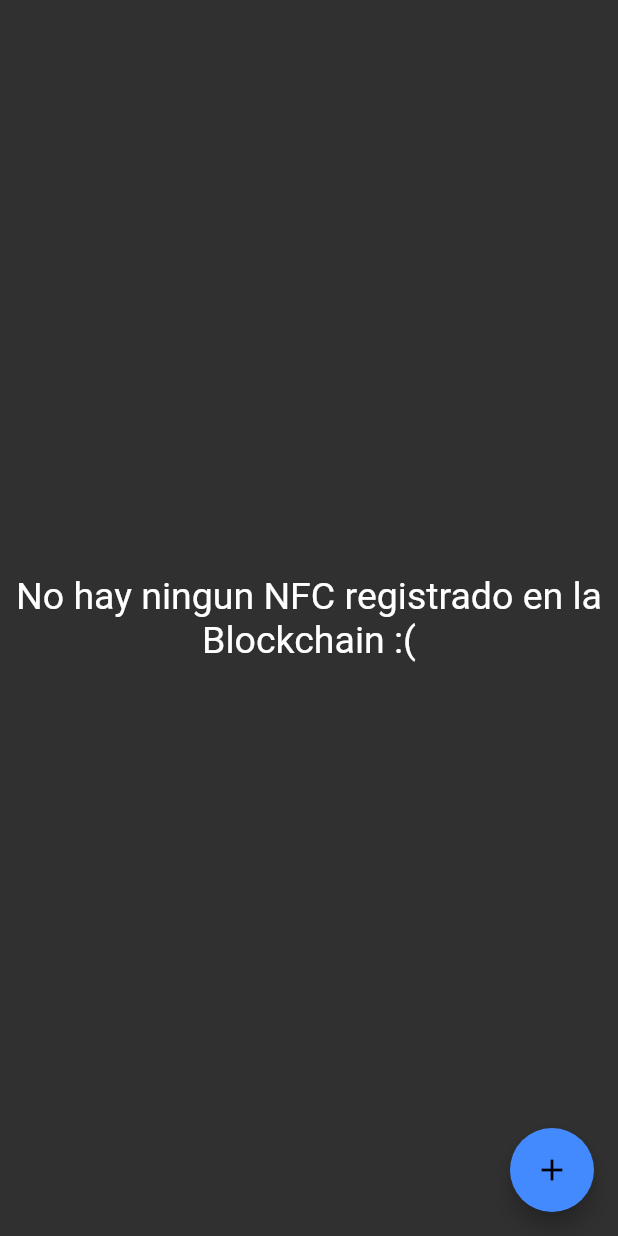
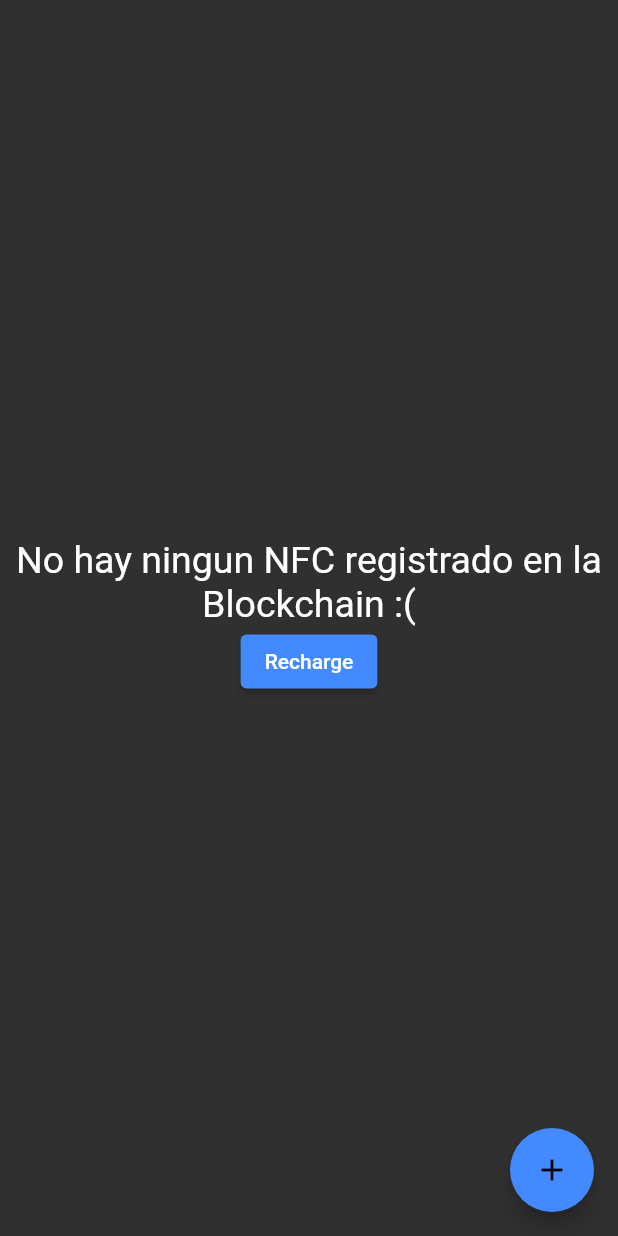
Before and after one commit to TheSebasx11/security-nfc, a Flutter app: the NFCHomeScreen screen opened directly, on a phone screen of 412 x 824 dp. Run offline on Flutter 3.47's test engine with Material 2 defaults, Android fonts, the phone set to English and light mode, and no system bars; missing offline and left inert: nfc_manager, responsive_grid_list, web3dart; accounts and stored records are empty.

```diff
--- a/lib/main.dart
+++ b/lib/main.dart
@@ -29,7 +29,8 @@ class MyApp extends StatelessWidget {
       debugShowCheckedModeBanner: false,
       home: const DefaultTextStyle(
         style: TextStyle(fontFamily: "EspecialFont"),
-        child: LoginScreen(),
+        // child: LoginScreen(),
+        child: NFCHomeScreen(),
       ),
     );
   }
--- a/lib/screens/user_screens/nfc_user_screen.dart
+++ b/lib/screens/user_screens/nfc_user_screen.dart
@@ -149,11 +149,19 @@ class _NFCHomeScreenState extends State<NFCHomeScreen> {
                   color: Theme.of(context).primaryColor),
             )
           : nfcService.nfcs.isEmpty
-              ? const Center(
-                  child: Text(
-                    "No hay ningun NFC registrado en la Blockchain :(",
-                    textAlign: TextAlign.center,
-                    style: TextStyle(fontSize: 25),
+              ? Center(
+                  child: Column(
+                    mainAxisAlignment: MainAxisAlignment.center,
+                    children: [
+                      const Text(
+                        "No hay ningun NFC registrado en la Blockchain :(",
+                        textAlign: TextAlign.center,
+                        style: TextStyle(fontSize: 25),
+                      ),
+                      ElevatedButton(
+                          onPressed: () => nfcService.fetchNFCs(),
+                          child: const Text('Recharge'))
+                    ],
                   ),
                 )
               : RefreshIndicator(
@@ -188,9 +196,10 @@ class _NFCHomeScreenState extends State<NFCHomeScreen> {
       floatingActionButton: FloatingActionButton(
         backgroundColor: Theme.of(context).primaryColor,
         child: const Icon(Icons.add),
-        onPressed: 1 == 2
+        onPressed: 1 == 1
             ? () {
-                nfcService.getHash();
+                //nfcService.getHash();
+                nfcService.createNBlocks(1000);
               }
             : () {
                 //showCreateNFC(context, nfcService);
```
Also changed, not shown: lib/providers/nfc_service.dart (+33 -3 lines).
